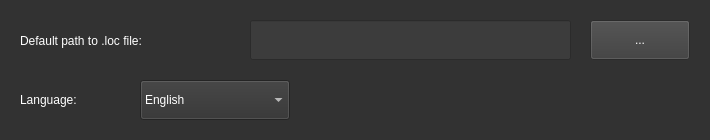
psv-git/BDOLang, file forms/settingswindow.ui: the form before one commit.
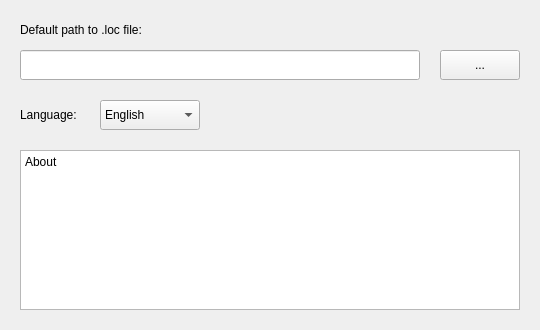
The form after the commit.

```diff
--- a/forms/settingswindow.ui
+++ b/forms/settingswindow.ui
@@ -6,42 +6,24 @@
    <rect>
     <x>0</x>
     <y>0</y>
-    <width>710</width>
-    <height>140</height>
+    <width>540</width>
+    <height>330</height>
    </rect>
   </property>
-  <property name="minimumSize">
-   <size>
-    <width>710</width>
-    <height>140</height>
-   </size>
-  </property>
-  <property name="maximumSize">
-   <size>
-    <width>710</width>
-    <height>140</height>
-   </size>
-  </property>
   <property name="windowTitle">
    <string>Form</string>
   </property>
-  <property name="styleSheet">
-   <string notr="true">font: 12pt &quot;Arial Black&quot;;
-color: rgb(255, 255, 255);
-background-color: rgb(50, 50, 50);</string>
-  </property>
   <widget class="QLabel" name="label">
    <property name="geometry">
     <rect>
      <x>20</x>
      <y>20</y>
-     <width>220</width>
-     <height>41</height>
+     <width>501</width>
+     <height>20</height>
     </rect>
    </property>
    <property name="styleSheet">
-    <string notr="true">font: 12pt &quot;Arial Black&quot;;
-color: rgb(255, 255, 255);</string>
+    <string notr="true">font: 10pt &quot;Arial&quot;;</string>
    </property>
    <property name="text">
     <string>Default path to .loc file:</string>
@@ -50,31 +32,36 @@
   <widget class="QLineEdit" name="lineEdit">
    <property name="geometry">
     <rect>
-     <x>250</x>
-     <y>20</y>
-     <width>321</width>
-     <height>40</height>
+     <x>20</x>
+     <y>50</y>
+     <width>400</width>
+     <height>30</height>
     </rect>
    </property>
+   <property name="font">
+    <font>
+     <family>Liberation Mono</family>
+     <pointsize>10</pointsize>
+     <weight>50</weight>
+     <italic>false</italic>
+     <bold>false</bold>
+    </font>
+   </property>
    <property name="styleSheet">
-    <string notr="true">font: italic 12pt &quot;Arial&quot;;
-color: rgb(255, 255, 255);
-background-color: rgb(60, 60, 60);</string>
+    <string notr="true">font: 10pt &quot;Liberation Mono&quot;;</string>
    </property>
   </widget>
   <widget class="QPushButton" name="pushButton">
    <property name="geometry">
     <rect>
-     <x>590</x>
-     <y>20</y>
-     <width>100</width>
-     <height>40</height>
+     <x>440</x>
+     <y>50</y>
+     <width>80</width>
+     <height>30</height>
     </rect>
    </property>
    <property name="styleSheet">
-    <string notr="true">font: 12pt &quot;Arial Black&quot;;
-color: rgb(255, 255, 255);
-background-color: rgb(60, 60, 60);</string>
+    <string notr="true">font: 10pt &quot;Arial&quot;;</string>
    </property>
    <property name="text">
     <string>...</string>
@@ -84,14 +71,13 @@
    <property name="geometry">
     <rect>
      <x>20</x>
-     <y>80</y>
-     <width>101</width>
-     <height>40</height>
+     <y>105</y>
+     <width>70</width>
+     <height>20</height>
     </rect>
    </property>
    <property name="styleSheet">
-    <string notr="true">font: 12pt &quot;Arial Black&quot;;
-color: rgb(255, 255, 255);</string>
+    <string notr="true">font: 10pt &quot;Arial&quot;;</string>
    </property>
    <property name="text">
     <string>Language:</string>
@@ -100,18 +86,17 @@
   <widget class="QComboBox" name="comboBox">
    <property name="geometry">
     <rect>
-     <x>140</x>
-     <y>80</y>
-     <width>150</width>
-     <height>40</height>
+     <x>100</x>
+     <y>100</y>
+     <width>100</width>
+     <height>30</height>
     </rect>
    </property>
    <property name="layoutDirection">
     <enum>Qt::LeftToRight</enum>
    </property>
    <property name="styleSheet">
-    <string notr="true">font: 12pt &quot;Arial Black&quot;;
-color: rgb(255, 255, 255);</string>
+    <string notr="true">font: 10pt &quot;Arial&quot;;</string>
    </property>
    <property name="currentText">
     <string>English</string>
@@ -127,6 +112,22 @@
     </property>
    </item>
   </widget>
+  <widget class="QPlainTextEdit" name="plainTextEdit">
+   <property name="geometry">
+    <rect>
+     <x>20</x>
+     <y>150</y>
+     <width>500</width>
+     <height>160</height>
+    </rect>
+   </property>
+   <property name="styleSheet">
+    <string notr="true">font: 10pt &quot;Arial&quot;;</string>
+   </property>
+   <property name="plainText">
+    <string>About</string>
+   </property>
+  </widget>
  </widget>
  <resources/>
  <connections/>
```
